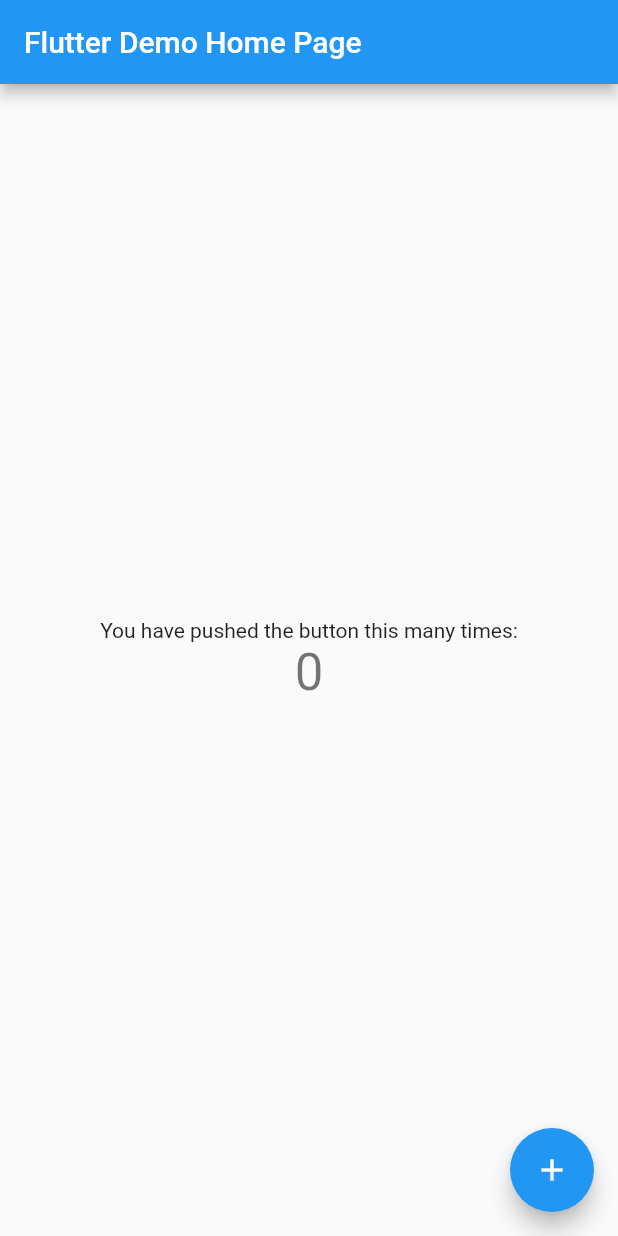
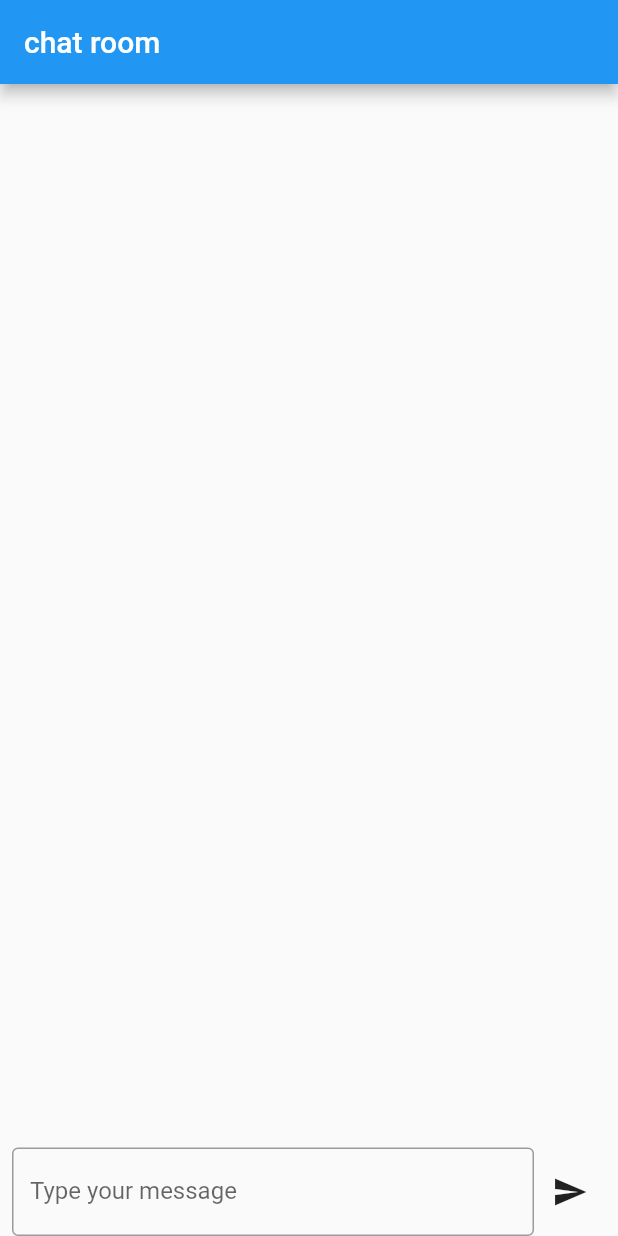
Before and after one commit to Nguyenhongphuc98/simplechat, a Flutter app: the screen it shows after launch, on a phone screen of 412 x 824 dp. Run offline on Flutter 3.47's test engine with Material 2 defaults, Android fonts, the phone set to English and light mode, and no system bars.

Commit message:
process chat local

```diff
--- /dev/null
+++ b/lib/composer.dart
@@ -0,0 +1,46 @@
+import 'package:flutter/material.dart';
+import 'package:simple_chat/messageItem.dart';
+
+class Composer extends StatefulWidget {
+
+  Function addMessage;
+  final TextEditingController textController;
+
+  Composer({this.addMessage,this.textController});
+
+  @override
+  State<StatefulWidget> createState() => _Composer();
+}
+
+class _Composer extends State<Composer> {
+
+
+  @override
+  Widget build(BuildContext context) {
+    return new Container(
+      margin: const EdgeInsets.symmetric(horizontal: 8.0),
+      child: new Row(
+        children: <Widget>[
+          new Flexible(
+            child: new TextField(
+              controller: widget.textController,
+              obscureText: false,
+              decoration: InputDecoration(
+                border: OutlineInputBorder(),
+                labelText: 'Type your message',
+
+              ),
+            ),
+          ),
+          new IconButton(
+            icon: new Icon(Icons.send),
+            onPressed: () {
+              widget.addMessage();
+
+            },
+          )
+        ],
+      ),
+    );
+  }
+}
--- a/lib/main.dart
+++ b/lib/main.dart
@@ -1,4 +1,8 @@
 import 'package:flutter/material.dart';
+import 'package:simple_chat/messageItem.dart';
+import 'composer.dart';
+import 'messageBuilder.dart';
+import 'messageItem.dart';
 
 void main() => runApp(MyApp());
 
@@ -7,105 +11,55 @@ class MyApp extends StatelessWidget {
   @override
   Widget build(BuildContext context) {
     return MaterialApp(
-      title: 'Flutter Demo',
+      title: 'simple chat',
       theme: ThemeData(
-        // This is the theme of your application.
-        //
-        // Try running your application with "flutter run". You'll see the
-        // application has a blue toolbar. Then, without quitting the app, try
-        // changing the primarySwatch below to Colors.green and then invoke
-        // "hot reload" (press "r" in the console where you ran "flutter run",
-        // or simply save your changes to "hot reload" in a Flutter IDE).
-        // Notice that the counter didn't reset back to zero; the application
-        // is not restarted.
         primarySwatch: Colors.blue,
       ),
-      home: MyHomePage(title: 'Flutter Demo Home Page'),
+      home: ChatPage(title: 'chat room'),
     );
   }
 }
 
-class MyHomePage extends StatefulWidget {
-  MyHomePage({Key key, this.title}) : super(key: key);
-
-  // This widget is the home page of your application. It is stateful, meaning
-  // that it has a State object (defined below) that contains fields that affect
-  // how it looks.
-
-  // This class is the configuration for the state. It holds the values (in this
-  // case the title) provided by the parent (in this case the App widget) and
-  // used by the build method of the State. Fields in a Widget subclass are
-  // always marked "final".
+class ChatPage extends StatefulWidget {
+  ChatPage({Key key, this.title}) : super(key: key);
 
   final String title;
 
   @override
-  _MyHomePageState createState() => _MyHomePageState();
+  _ChatPageState createState() => _ChatPageState();
 }
 
-class _MyHomePageState extends State<MyHomePage> {
-  int _counter = 0;
+class _ChatPageState extends State<ChatPage> {
+  final List<MessageItem> _messages = <MessageItem>[];
+  final TextEditingController _textController = new TextEditingController();
 
-  void _incrementCounter() {
+  Function addMessage() {
+    print("clicked");
+    MessageItem messageItem = new MessageItem(
+      message: _textController.text,
+      name: "Phuc",
+    );
+    _textController.clear();
     setState(() {
-      // This call to setState tells the Flutter framework that something has
-      // changed in this State, which causes it to rerun the build method below
-      // so that the display can reflect the updated values. If we changed
-      // _counter without calling setState(), then the build method would not be
-      // called again, and so nothing would appear to happen.
-      _counter++;
+      _messages.insert(0, messageItem);
     });
   }
 
   @override
   Widget build(BuildContext context) {
-    // This method is rerun every time setState is called, for instance as done
-    // by the _incrementCounter method above.
-    //
-    // The Flutter framework has been optimized to make rerunning build methods
-    // fast, so that you can just rebuild anything that needs updating rather
-    // than having to individually change instances of widgets.
+
     return Scaffold(
       appBar: AppBar(
-        // Here we take the value from the MyHomePage object that was created by
-        // the App.build method, and use it to set our appbar title.
         title: Text(widget.title),
       ),
-      body: Center(
-        // Center is a layout widget. It takes a single child and positions it
-        // in the middle of the parent.
-        child: Column(
-          // Column is also a layout widget. It takes a list of children and
-          // arranges them vertically. By default, it sizes itself to fit its
-          // children horizontally, and tries to be as tall as its parent.
-          //
-          // Invoke "debug painting" (press "p" in the console, choose the
-          // "Toggle Debug Paint" action from the Flutter Inspector in Android
-          // Studio, or the "Toggle Debug Paint" command in Visual Studio Code)
-          // to see the wireframe for each widget.
-          //
-          // Column has various properties to control how it sizes itself and
-          // how it positions its children. Here we use mainAxisAlignment to
-          // center the children vertically; the main axis here is the vertical
-          // axis because Columns are vertical (the cross axis would be
-          // horizontal).
-          mainAxisAlignment: MainAxisAlignment.center,
-          children: <Widget>[
-            Text(
-              'You have pushed the button this many times:',
-            ),
-            Text(
-              '$_counter',
-              style: Theme.of(context).textTheme.display1,
-            ),
-          ],
-        ),
+      body: Column(
+        children: <Widget>[
+          new MessageBuilder(
+            messages: _messages,
+          ),
+          new Composer(addMessage: addMessage,textController: _textController,),
+        ],
       ),
-      floatingActionButton: FloatingActionButton(
-        onPressed: _incrementCounter,
-        tooltip: 'Increment',
-        child: Icon(Icons.add),
-      ), // This trailing comma makes auto-formatting nicer for build methods.
     );
   }
 }
--- /dev/null
+++ b/lib/messageBuilder.dart
@@ -0,0 +1,27 @@
+import 'package:flutter/material.dart';
+import 'package:simple_chat/messageItem.dart';
+
+class MessageBuilder extends StatefulWidget {
+  List<MessageItem> messages = <MessageItem>[];
+
+  MessageBuilder({this.messages});
+
+  @override
+  State<StatefulWidget> createState() => _MessageBuilder();
+}
+
+class _MessageBuilder extends State<MessageBuilder> {
+
+  //final TextEditingController _textController = new TextEditingController();
+
+  @override
+  Widget build(BuildContext context) {
+    return new Flexible(
+      child: new ListView.builder(
+      padding: new EdgeInsets.all(8.0),
+      reverse: true,
+      itemBuilder: (_, int index) => widget.messages[index],
+      itemCount: widget.messages.length,
+    ));
+  }
+}
```
Also changed, not shown: lib/messageItem.dart (added, +36 -0 lines).
